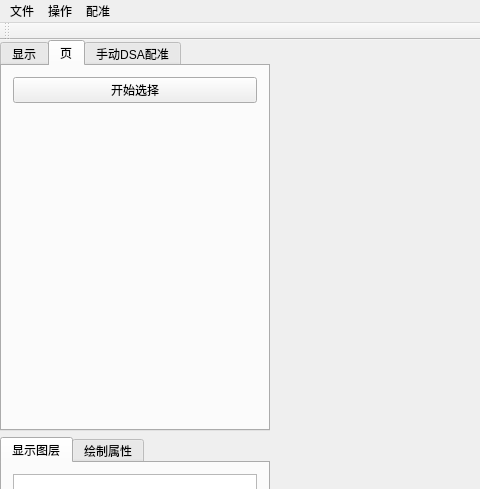
Before: the Qt Designer form Viewer/Viewer.ui in Imanity/MedicalToolkit, drawn with Qt 5; both pictures show x 0 to 480 and y 0 to 489 of the 1080 by 720 pixel window.
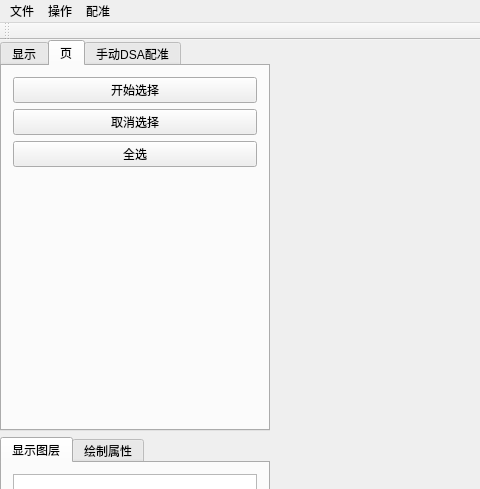
After: the same form once the commit is applied. The open tabs and pages were chosen to show the change.

Commit message: Volume pick.

```diff
--- a/Viewer/Viewer.ui
+++ b/Viewer/Viewer.ui
@@ -298,6 +298,13 @@
            </widget>
           </item>
           <item row="1" column="0">
+           <widget class="QPushButton" name="unpickingBtn">
+            <property name="text">
+             <string>取消选择</string>
+            </property>
+           </widget>
+          </item>
+          <item row="3" column="0">
            <spacer name="verticalSpacer_3">
             <property name="orientation">
              <enum>Qt::Vertical</enum>
@@ -310,6 +317,13 @@
             </property>
            </spacer>
           </item>
+          <item row="2" column="0">
+           <widget class="QPushButton" name="pickAllBtn">
+            <property name="text">
+             <string>全选</string>
+            </property>
+           </widget>
+          </item>
          </layout>
         </widget>
         <widget class="QWidget" name="PageManualDSARegister">
```
The commit also changes 3 other files.
